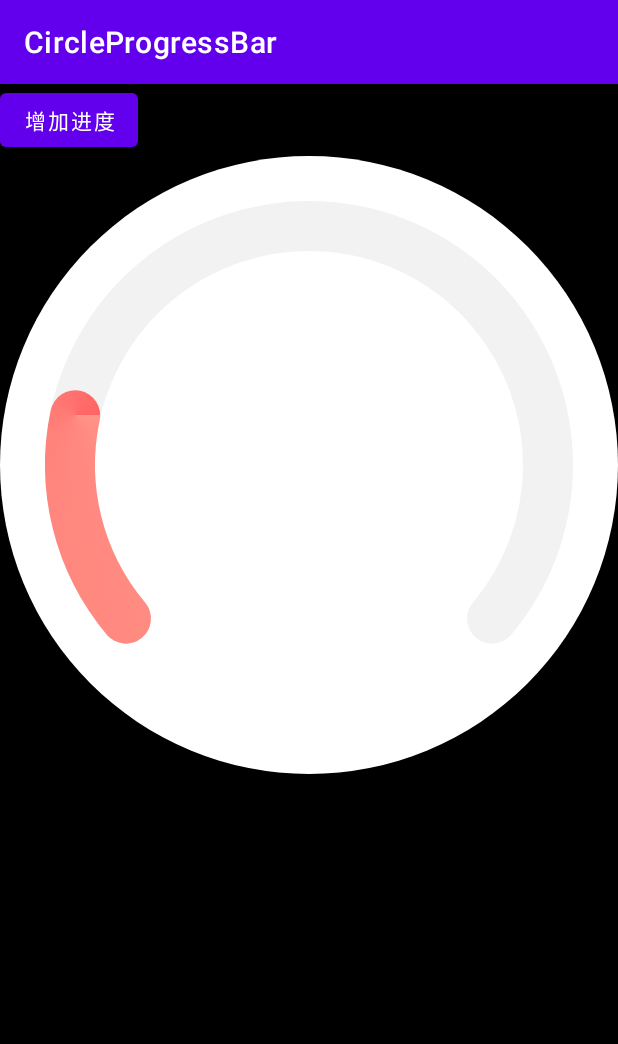
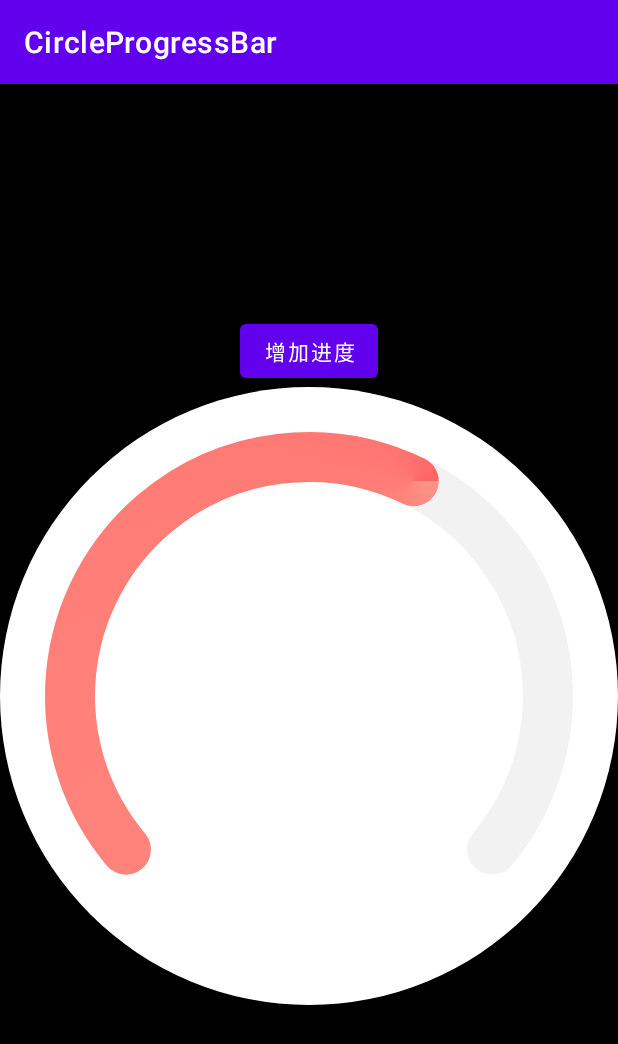
Before and after one commit to yangzhanping/CircleProgressBar, an Android app: the screen it shows after launch (MainActivity), after a tap on "增加进度", on a phone screen of 412 x 824 dp. Shown: the top 1044 px of the screen. Run offline under Robolectric (Android 15) with nearby library versions, the phone set to English and light mode, and no system bars.

Commit message:
增加自定义属性

```diff
--- a/app/src/main/java/com/yzp/circleProgressbar/view/CircleProgressBar.java
+++ b/app/src/main/java/com/yzp/circleProgressbar/view/CircleProgressBar.java
@@ -3,17 +3,15 @@ package com.yzp.circleProgressbar.view;
 import android.animation.ValueAnimator;
 import android.annotation.SuppressLint;
 import android.content.Context;
+import android.content.res.TypedArray;
 import android.graphics.Canvas;
-import android.graphics.Color;
 import android.graphics.Paint;
 import android.graphics.RectF;
 import android.graphics.Shader;
 import android.graphics.SweepGradient;
 import android.util.AttributeSet;
 import android.view.View;
-import android.view.animation.AnticipateOvershootInterpolator;
 import android.view.animation.DecelerateInterpolator;
-import android.view.animation.OvershootInterpolator;
 
 import androidx.annotation.Nullable;
 
@@ -24,26 +22,23 @@ public class CircleProgressBar extends View {
     private static final int DEFAULT_VIEW_WIDTH = 300;
 
     /*全局参数-----------------*/
-    private int circleWidth = 50;
-    private float centerXY;
-    private float radius;
+    private int ringWidth = 50;
     private RectF circleOval = null;
-    private float maxAngle = 260;
     private float startAngle = 140;
+    private float endAngle = 260;
     private float maxProgress = 100;
-    private float currentProgress = 10;
+    private float currentProgress = 0;
     private float sweepAngle = 0;
 
-    /*白色圆形*/
-    private Paint mbgCirclePaint = null;
+    /*最底层背景*/
+    private Paint mbgPaint = null;
     private int mBgColor = getResources().getColor(R.color.white);
-    private int mbgCircleWidth = 20;
-    private float bgMargin = 20;
+    private int bgMargin = 20;
 
     /*背景扇形参数--------------*/
-    private Paint mbgPaint = null;
-    private int circleBgColor = getResources().getColor(R.color.circleBgColor);
-    private float rectStartXY = circleWidth + bgMargin;
+    private Paint mbgCirclePaint = null;
+    private int mbgCircleColor = getResources().getColor(R.color.bgCircleColor);
+    private int rectStartXY = ringWidth + bgMargin;
 
     /*进度条扇形参数------------*/
     private Paint mfgPaint = null;
@@ -61,35 +56,55 @@ public class CircleProgressBar extends View {
 
     public CircleProgressBar(Context context, @Nullable AttributeSet attrs, int defStyleAttr) {
         super(context, attrs, defStyleAttr);
+        TypedArray typedArray = context.obtainStyledAttributes(attrs, R.styleable.CircularProgressView);
+        //全局参数
+        ringWidth = typedArray.getInteger(R.styleable.CircularProgressView_ringWidth, 50);
+        startAngle = typedArray.getFloat(R.styleable.CircularProgressView_startAngle, 140);
+        endAngle = typedArray.getFloat(R.styleable.CircularProgressView_endAngle, 260);
+        currentProgress = typedArray.getFloat(R.styleable.CircularProgressView_progress, 0);
+        maxProgress = typedArray.getFloat(R.styleable.CircularProgressView_maxProgress, 100);
+
+        //最底层背景
+        mBgColor = typedArray.getInteger(R.styleable.CircularProgressView_mBgColor, getResources().getColor(R.color.white));
+        bgMargin = typedArray.getInteger(R.styleable.CircularProgressView_bgMargin, 20);
+
+        //背景扇形
+        mbgCircleColor = typedArray.getInteger(R.styleable.CircularProgressView_mbgCircleColor, getResources().getColor(R.color.bgCircleColor));
+
+        //进度扇形
+        startColor = typedArray.getColor(R.styleable.CircularProgressView_startColor, getResources().getColor(R.color.startColor));
+        endColor = typedArray.getColor(R.styleable.CircularProgressView_endColor, getResources().getColor(R.color.endColor));
+        typedArray.recycle();
+
         initAttribute();
     }
 
     private void initAttribute() {
         //背景扇形画笔设置
+        mbgPaint = new Paint();
+        mbgPaint.setColor(mBgColor);
+        mbgPaint.setStyle(Paint.Style.FILL);
+        mbgPaint.setAntiAlias(true);
+        mbgPaint.setDither(true);
+
+        //背景扇形画笔设置
         mbgCirclePaint = new Paint();
-        mbgCirclePaint.setColor(mBgColor);
-        mbgCirclePaint.setStyle(Paint.Style.FILL);
+        mbgCirclePaint.setColor(mbgCircleColor);
+        mbgCirclePaint.setStyle(Paint.Style.STROKE);
+        mbgCirclePaint.setStrokeCap(Paint.Cap.ROUND);
+        mbgCirclePaint.setStrokeWidth(ringWidth);
         mbgCirclePaint.setAntiAlias(true);
         mbgCirclePaint.setDither(true);
-
-        //背景扇形画笔设置
-        mbgPaint = new Paint();
-        mbgPaint.setColor(circleBgColor);
-        mbgPaint.setStyle(Paint.Style.STROKE);
-        mbgPaint.setStrokeCap(Paint.Cap.ROUND);
-        mbgPaint.setStrokeWidth(circleWidth);
-        mbgPaint.setAntiAlias(true);
-        mbgPaint.setDither(true);
 
         //进度条扇形画笔参数设置
         mfgPaint = new Paint();
         mfgPaint.setColor(startColor);
         mfgPaint.setStyle(Paint.Style.STROKE);
         mfgPaint.setStrokeCap(Paint.Cap.ROUND);
-        mfgPaint.setStrokeWidth(circleWidth);
+        mfgPaint.setStrokeWidth(ringWidth);
         mfgPaint.setAntiAlias(true);
         mfgPaint.setDither(true);
-        sweepAngle = maxAngle * currentProgress / maxProgress;
+        sweepAngle = endAngle * currentProgress / maxProgress;
     }
 
     @Override
@@ -120,15 +135,15 @@ public class CircleProgressBar extends View {
     @Override
     protected void onDraw(Canvas canvas) {
         super.onDraw(canvas);
-        centerXY = getWidth();
-        radius = centerXY / 2;
+        float centerXY = getWidth();
+        float radius = centerXY / 2;
 
         //底部白色圆形
-        canvas.drawCircle(radius, radius, radius, mbgCirclePaint);
+        canvas.drawCircle(radius, radius, radius, mbgPaint);
 
         //底部背景扇形
         circleOval = new RectF(rectStartXY, rectStartXY, centerXY - rectStartXY, centerXY - rectStartXY);
-        canvas.drawArc(circleOval, startAngle, maxAngle, false, mbgPaint);
+        canvas.drawArc(circleOval, startAngle, endAngle, false, mbgCirclePaint);
 
         //进度扇形
         float progressX = (float) (radius + (radius - rectStartXY) * Math.cos((sweepAngle + startAngle) * Math.PI / 180));
@@ -146,8 +161,8 @@ public class CircleProgressBar extends View {
      */
     public void setProgress(float progress) {
         this.currentProgress = currentProgress + progress;
-        if (sweepAngle < maxAngle) {
-            sweepAngle = maxAngle * currentProgress / maxProgress;
+        if (sweepAngle < endAngle) {
+            sweepAngle = endAngle * currentProgress / maxProgress;
             invalidate();
         }
     }
@@ -167,8 +182,8 @@ public class CircleProgressBar extends View {
                 @Override
                 public void onAnimationUpdate(ValueAnimator animation) {
                     currentProgress = (Float) animation.getAnimatedValue();
-                    if (sweepAngle < maxAngle) {
-                        sweepAngle = maxAngle * currentProgress / maxProgress;
+                    if (sweepAngle < endAngle) {
+                        sweepAngle = endAngle * currentProgress / maxProgress;
                         invalidate();
                     }
                 }
@@ -178,34 +193,4 @@ public class CircleProgressBar extends View {
             animator.start();
         }
     }
-
-    /**
-     * 进度条开始颜色
-     *
-     * @param color
-     */
-    public void setProgressStartColor(int color) {
-        this.startColor = color;
-        invalidate();
-    }
-
-    /**
-     * 进度条结束颜色
-     *
-     * @param color
-     */
-    public void setProgressEndColor(int color) {
-        this.endColor = color;
-        invalidate();
-    }
-
-    /**
-     * 设置进度底图默认颜色
-     *
-     * @param color
-     */
-    public void setProgressDefaultColor(int color) {
-        this.circleBgColor = color;
-        invalidate();
-    }
 }
--- a/app/src/main/res/layout/activity_main.xml
+++ b/app/src/main/res/layout/activity_main.xml
@@ -5,8 +5,8 @@
     android:layout_width="match_parent"
     android:layout_height="match_parent"
     android:background="@color/black"
-    android:orientation="vertical"
-    tools:context=".MainActivity">
+    android:gravity="center"
+    android:orientation="vertical">
 
     <Button
         android:id="@+id/btn_progress"
@@ -18,5 +18,6 @@
         android:id="@+id/rp_progress"
         android:layout_width="match_parent"
         android:layout_height="match_parent"
+        app:progress="50"
         tools:ignore="MissingConstraints" />
 </LinearLayout>
--- a/app/src/main/res/values/colors.xml
+++ b/app/src/main/res/values/colors.xml
@@ -8,7 +8,7 @@
     <color name="black">#FF000000</color>
     <color name="white">#FFFFFFFF</color>
 
-    <color name="circleBgColor">#F2F2F2</color>
+    <color name="bgCircleColor">#F2F2F2</color>
     <color name="startColor">#FF9488</color>
     <color name="endColor">#FF6464</color>
 </resources>
```
Also changed, not shown: app/src/main/res/values/attrs.xml (added, +22 -0 lines).
